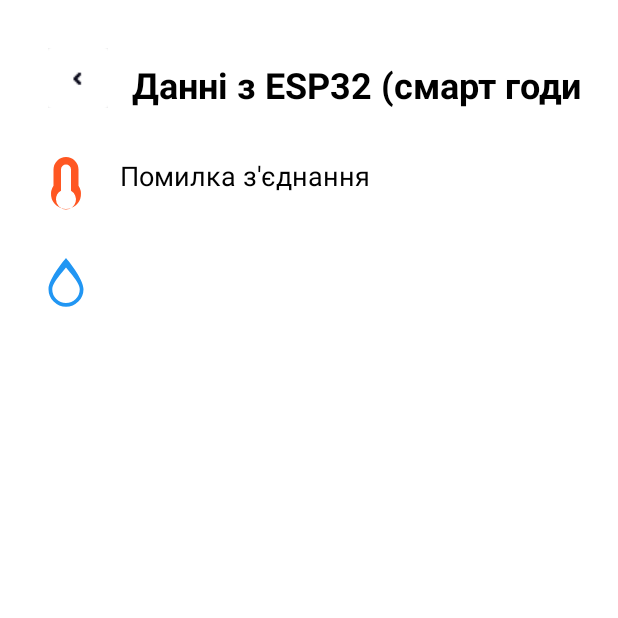
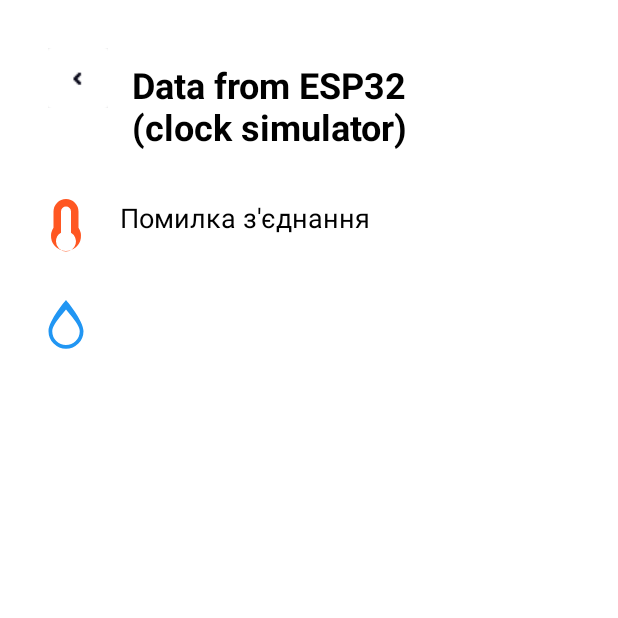
Before and after one commit to Kalyunya/Stepo, an Android app built with Jetpack Compose: the EspDataActivity screen opened directly, with no data from a screen before it, on a phone screen of 412 x 824 dp, the top half of it. Run offline under Robolectric (Android 15) with nearby library versions, the phone set to English and light mode, and no system bars; our stand-ins replace CircleImageView.

Commit message:
оновлення

```diff
--- a/app/src/main/res/layout/activity_esp_data.xml
+++ b/app/src/main/res/layout/activity_esp_data.xml
@@ -23,9 +23,9 @@
     <!-- Заголовок -->
     <TextView
         android:id="@+id/tvTitle"
-        android:layout_width="wrap_content"
+        android:layout_width="220dp"
         android:layout_height="wrap_content"
-        android:text="Данні з ESP32 (смарт годиник)"
+        android:text="Data from ESP32 (clock simulator)"
         android:textSize="24sp"
         android:textStyle="bold"
         android:textColor="@color/black"
```
